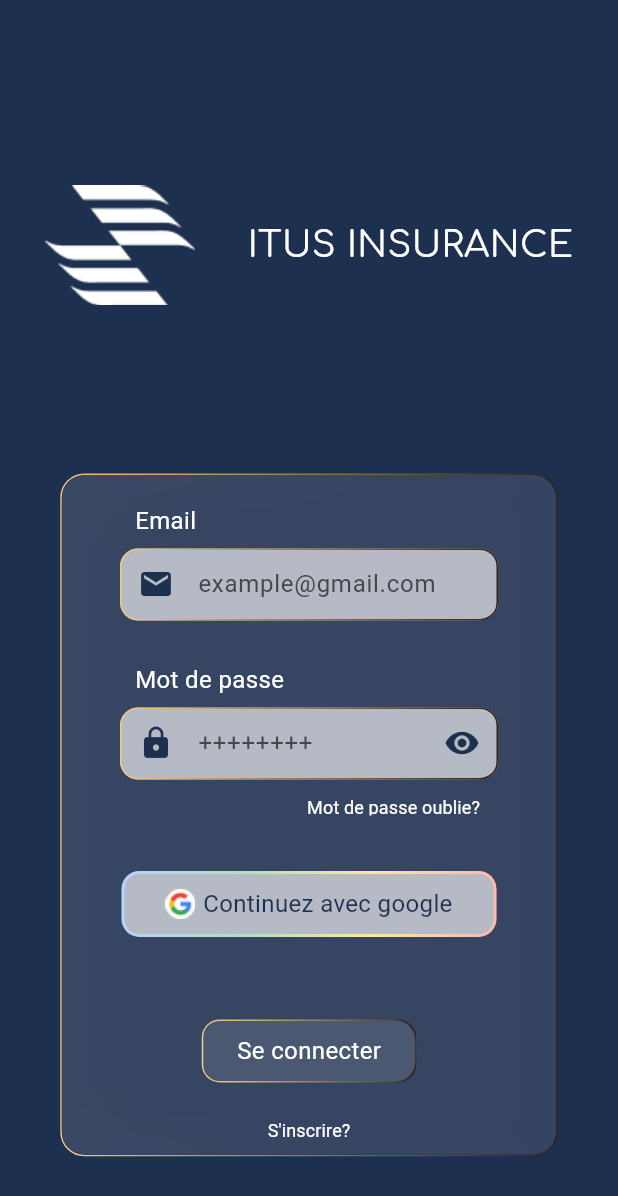
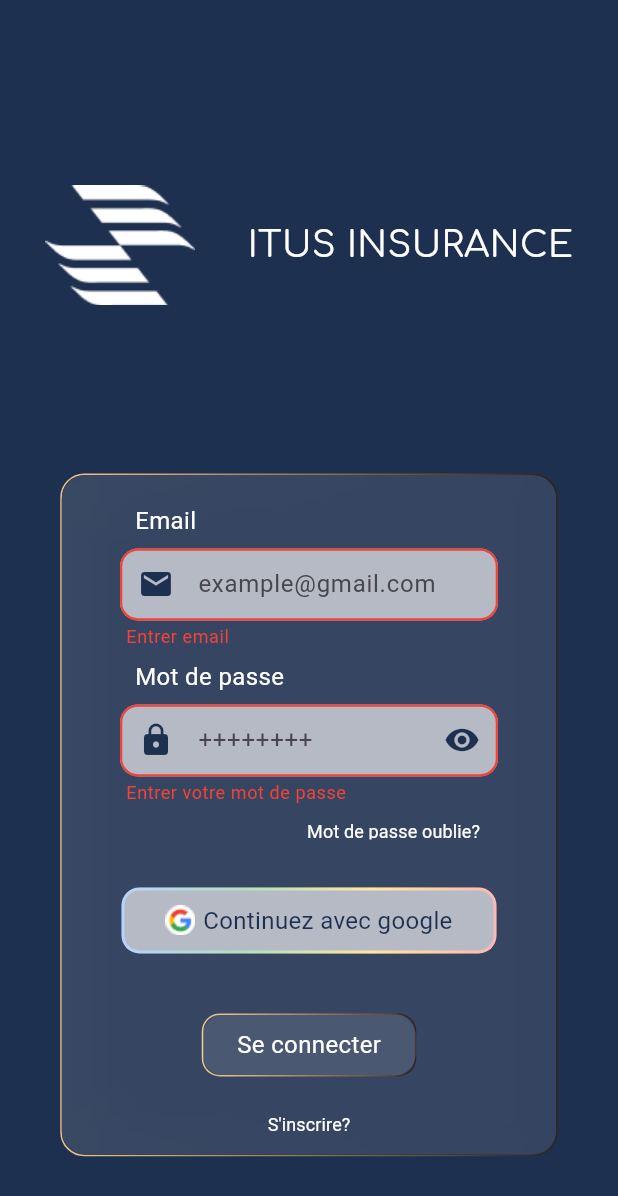
Before and after one commit to badrafyf77/pfe_projet, a Flutter app: the screen it shows after launch, after a tap on "Se connecter", on a phone screen of 412 x 824 dp. Shown: the top 1196 px of the screen. Run offline on Flutter 3.47's test engine with Material 3 defaults, Android fonts, the phone set to English and light mode, and no system bars; our stand-ins replace dartz, firebase_auth, firebase_core, flutter_bloc, flutter_styled_toast, get and 4 more; accounts and stored records are empty; network calls fail; Roboto replaces fonts that are missing (Allerta).

Commit message:
sign in logic

```diff
--- a/lib/core/utils/failures.dart
+++ b/lib/core/utils/failures.dart
@@ -20,10 +20,19 @@
         }
       case 'email-already-in-use':
         {
-          return FirebaseAuthFailure(errMessage: 'Email déjà utilisé');
+          return FirebaseAuthFailure(errMessage: 'email déjà utilisé');
+        }
+      case 'user-not-found':
+        {
+          return FirebaseAuthFailure(errMessage: 'utilisateur non trouvé');
+        }
+      case 'wrong-password':
+        {
+          return FirebaseAuthFailure(errMessage: 'mauvais mot de passe');
         }
       default:
-        return FirebaseAuthFailure(errMessage: 'il y a une erreur, veuillez réessayer');
+        return FirebaseAuthFailure(
+            errMessage: 'il y a une erreur, veuillez réessayer');
     }
   }
 }
--- a/lib/features/auth/data/auth_service.dart
+++ b/lib/features/auth/data/auth_service.dart
@@ -4,6 +4,14 @@
   Future<User> signUp(String email, String password) async {
     final credential =
         await FirebaseAuth.instance.createUserWithEmailAndPassword(
+      email: email,
+      password: password,
+    );
+    return credential.user!;
+  }
+  Future<User> signIn(String email, String password) async {
+    final credential =
+        await FirebaseAuth.instance.signInWithEmailAndPassword(
       email: email,
       password: password,
     );
--- a/lib/features/auth/presentation/views/manager/auth bloc/auth_state.dart
+++ b/lib/features/auth/presentation/views/manager/auth bloc/auth_state.dart
@@ -14,3 +14,13 @@
 
   SignUpFailure({required this.errorMessage});
 }
+
+final class SignInLoading extends AuthState {}
+
+final class SignInSuccess extends AuthState {}
+
+final class SignInFailure extends AuthState {
+  final String errorMessage;
+
+  SignInFailure({required this.errorMessage});
+}
--- a/lib/features/auth/presentation/views/widgets/sign_in_blur_container_body.dart
+++ b/lib/features/auth/presentation/views/widgets/sign_in_blur_container_body.dart
@@ -1,30 +1,64 @@
 import 'package:flutter/material.dart';
+import 'package:flutter_bloc/flutter_bloc.dart';
 import 'package:pfe_projet/core/configures/app_routers.dart';
 import 'package:pfe_projet/core/utils/customs/custom_button.dart';
+import 'package:pfe_projet/core/utils/customs/custom_loading_circle.dart';
 import 'package:pfe_projet/core/utils/customs/custom_text_button.dart';
 import 'package:pfe_projet/core/utils/helpers.dart';
+import 'package:pfe_projet/features/auth/presentation/views/manager/auth%20bloc/auth_bloc.dart';
 import 'package:pfe_projet/features/auth/presentation/views/widgets/custom_text_and_textfield.dart';
 import 'package:pfe_projet/features/auth/presentation/views/widgets/google_button.dart';
 
-class SignInBlurContainerBody extends StatelessWidget {
+class SignInBlurContainerBody extends StatefulWidget {
   const SignInBlurContainerBody({
     super.key,
   });
 
   @override
-  Widget build(BuildContext context) {
+  State<SignInBlurContainerBody> createState() =>
+      _SignInBlurContainerBodyState();
+}
+
+class _SignInBlurContainerBodyState extends State<SignInBlurContainerBody> {
   TextEditingController emailController = TextEditingController();
   TextEditingController passController = TextEditingController();
-    return Padding(
+
+  GlobalKey<FormState> formKey = GlobalKey();
+
+  bool isLoading = false;
+  @override
+  Widget build(BuildContext context) {
+    return BlocListener<AuthBloc, AuthState>(
+      listener: (context, state) {
+        if (state is SignInLoading) {
+          setState(() {
+            isLoading = true;
+          });
+        } else if (state is SignInFailure) {
+          setState(() {
+            isLoading = false;
+          });
+          myShowToast(context, state.errorMessage, Colors.red);
+        } else if (state is SignInSuccess) {
+          setState(() {
+            isLoading = false;
+          });
+          myShowToast(context, 'succes', Colors.green);
+          AppRouters.navigateOff(
+            AppRouters.otpNumView,
+          );
+        }
+      },
+      child: Padding(
         padding: const EdgeInsets.symmetric(horizontal: 50, vertical: 20),
+        child: Form(
+          key: formKey,
           child: Column(
             children: [
               TextAndTextField(
                 validator: (value) {
                   if (value == null || value.isEmpty) {
                     return 'Entrer email';
-              } else if (value.isValidEmail()) {
-                return 'Entrer valide email';
                   }
                   return null;
                 },
@@ -35,7 +69,7 @@
                 prefixIcon: Icons.mail,
               ),
               const SizedBox(
-            height: 28,
+                height: 8,
               ),
               TextAndTextField(
                 validator: (value) {
@@ -70,16 +104,27 @@
                 ),
               ),
               const SizedBox(
-            height: 29,
+                height: 24,
               ),
               const GoogleButton(),
               const SizedBox(
-            height: 55,
+                height: 40,
               ),
-          CustomButton(
+              isLoading
+                  ? const LoadingCircle()
+                  : CustomButton(
                       text: 'Se connecter',
                       width: 143,
-            onPressed: () {},
+                      onPressed: () {
+                        if (formKey.currentState!.validate()) {
+                          BlocProvider.of<AuthBloc>(context).add(
+                            SignInEvent(
+                              email: emailController.text,
+                              password: passController.text,
+                            ),
+                          );
+                        }
+                      },
                     ),
               const SizedBox(
                 height: 8,
@@ -94,6 +139,8 @@
               )
             ],
           ),
+        ),
+      ),
     );
   }
 }
--- a/lib/features/auth/presentation/views/widgets/sign_up_blur_container.dart
+++ b/lib/features/auth/presentation/views/widgets/sign_up_blur_container.dart
@@ -19,6 +19,7 @@
 
 class _SignUpBlurContainerState extends State<SignUpBlurContainer> {
   GlobalKey<FormState> formKey = GlobalKey();
+
   TextEditingController nomController = TextEditingController();
   TextEditingController prenomController = TextEditingController();
   TextEditingController cinController = TextEditingController();
```
Also changed, not shown: lib/features/auth/data/repo/auth_repo_implement.dart (+11 -2 lines), lib/features/auth/presentation/views/manager/auth bloc/auth_bloc.dart (+10 -0 lines), lib/features/auth/presentation/views/widgets/otp_email_blur_container_body.dart (+51 -2 lines). Lines whose indentation alone changed are shown as unchanged.
